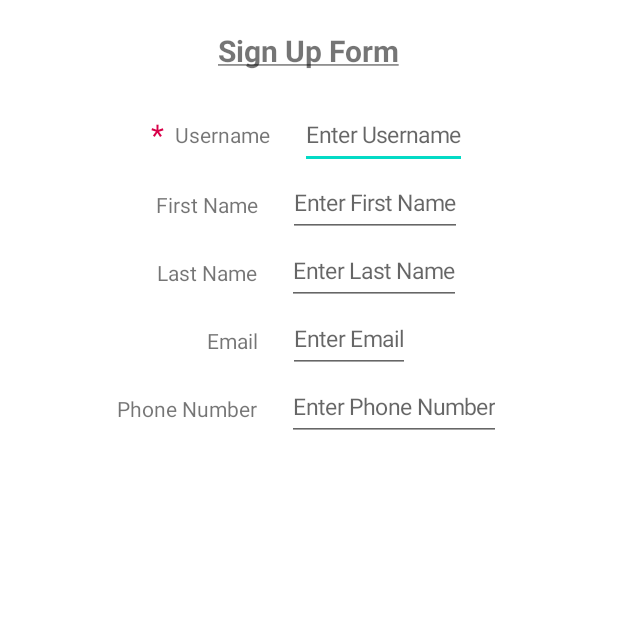
After one commit to cthacker-udel/ThermalCameraApplication, an Android app: the SignUp screen opened directly, with no data from a screen before it, on a phone screen of 412 x 824 dp, the top half of it. The commit adds this screen. Run offline under Robolectric (Android 15) with nearby library versions, the phone set to English and light mode, and no system bars; our stand-ins replace navigation-ui; 5 statements that could not run were skipped.

Commit message:
Added beginning of sign-up form

```diff
--- /dev/null
+++ b/app/src/main/java/com/example/thermalapplication/SignUp.java
@@ -0,0 +1,51 @@
+package com.example.thermalapplication;
+
+import android.os.Bundle;
+
+import com.google.android.material.snackbar.Snackbar;
+
+import androidx.appcompat.app.AppCompatActivity;
+
+import android.view.View;
+
+import androidx.navigation.NavController;
+import androidx.navigation.Navigation;
+import androidx.navigation.ui.AppBarConfiguration;
+import androidx.navigation.ui.NavigationUI;
+
+import com.example.thermalapplication.databinding.ActivitySignUpBinding;
+
+public class SignUp extends AppCompatActivity {
+
+    private AppBarConfiguration appBarConfiguration;
+    private ActivitySignUpBinding binding;
+
+    @Override
+    protected void onCreate(Bundle savedInstanceState) {
+        super.onCreate(savedInstanceState);
+
+        binding = ActivitySignUpBinding.inflate(getLayoutInflater());
+        setContentView(binding.getRoot());
+
+        setSupportActionBar(binding.toolbar);
+
+        NavController navController = Navigation.findNavController(this, R.id.nav_host_fragment_content_sign_up);
+        appBarConfiguration = new AppBarConfiguration.Builder(navController.getGraph()).build();
+        NavigationUI.setupActionBarWithNavController(this, navController, appBarConfiguration);
+
+        binding.fab.setOnClickListener(new View.OnClickListener() {
+            @Override
+            public void onClick(View view) {
+                Snackbar.make(view, "Replace with your own action", Snackbar.LENGTH_LONG)
+                        .setAction("Action", null).show();
+            }
+        });
+    }
+
+    @Override
+    public boolean onSupportNavigateUp() {
+        NavController navController = Navigation.findNavController(this, R.id.nav_host_fragment_content_sign_up);
+        return NavigationUI.navigateUp(navController, appBarConfiguration)
+                || super.onSupportNavigateUp();
+    }
+}
--- /dev/null
+++ b/app/src/main/res/layout/activity_sign_up.xml
@@ -0,0 +1,9 @@
+<?xml version="1.0" encoding="utf-8"?>
+<androidx.constraintlayout.widget.ConstraintLayout
+    xmlns:android="http://schemas.android.com/apk/res/android"
+    xmlns:tools="http://schemas.android.com/tools"
+    android:layout_width="match_parent"
+    android:layout_height="match_parent"
+    tools:context=".SignUp">
+    <include layout="@layout/content_sign_up" />
+</androidx.constraintlayout.widget.ConstraintLayout>
--- /dev/null
+++ b/app/src/main/res/layout/content_sign_up.xml
@@ -0,0 +1,129 @@
+<?xml version="1.0" encoding="utf-8"?>
+<androidx.constraintlayout.widget.ConstraintLayout xmlns:android="http://schemas.android.com/apk/res/android"
+    xmlns:app="http://schemas.android.com/apk/res-auto"
+    android:layout_width="match_parent"
+    android:layout_height="match_parent"
+    app:layout_behavior="@string/appbar_scrolling_view_behavior">
+
+    <LinearLayout
+        android:layout_height="match_parent"
+        android:layout_width="match_parent"
+        android:orientation="vertical">
+        <TextView
+            android:layout_width="wrap_content"
+            android:layout_height="wrap_content"
+            android:text="@string/signUpFormTitle"
+            android:textSize="20sp"
+            android:textStyle="bold"
+            android:layout_gravity="center"
+            android:layout_marginTop="20dp"
+            android:layout_marginBottom="20dp"
+            />
+        <LinearLayout
+            android:layout_width="wrap_content"
+            android:layout_height="wrap_content"
+            android:orientation="horizontal"
+            android:layout_gravity="center">
+            <LinearLayout
+                android:layout_width="wrap_content"
+                android:layout_height="match_parent"
+                android:orientation="horizontal">
+                <TextView
+                    android:layout_width="wrap_content"
+                    android:layout_height="match_parent"
+                    android:gravity="center_vertical"
+                    android:text="@string/requiredField"
+                    android:textColor="@color/red"
+                    android:layout_marginEnd="7dp"
+                    android:textSize="20sp"
+                    />
+                <TextView
+                    android:layout_width="wrap_content"
+                    android:layout_height="wrap_content"
+                    android:text="@string/signUpUsernameTitle"
+                    android:layout_marginEnd="20dp"
+                    android:layout_gravity="center_vertical"
+                    />
+            </LinearLayout>
+            <EditText
+                android:layout_width="wrap_content"
+                android:layout_height="wrap_content"
+                android:hint="@string/signUpFormUsernameHint"
+                />
+        </LinearLayout>
+        <LinearLayout
+            android:layout_width="wrap_content"
+            android:layout_height="wrap_content"
+            android:orientation="horizontal"
+            android:layout_gravity="center">
+            <TextView
+                android:layout_width="wrap_content"
+                android:layout_height="wrap_content"
+                android:text="@string/signUpFormFirstName"
+                android:layout_marginEnd="20dp"
+                />
+            <EditText
+                android:layout_width="wrap_content"
+                android:layout_height="wrap_content"
+                android:hint="@string/signUpFormFirstNameHint"
+                android:id="@+id/signUpFirstNameInput"
+                />
+        </LinearLayout>
+        <LinearLayout
+            android:layout_width="wrap_content"
+            android:layout_height="wrap_content"
+            android:orientation="horizontal"
+            android:layout_gravity="center">
+            <TextView
+                android:layout_width="wrap_content"
+                android:layout_height="wrap_content"
+                android:text="@string/signUpLastNameTitle"
+                android:layout_marginEnd="20dp"
+                />
+            <EditText
+                android:layout_width="wrap_content"
+                android:layout_height="wrap_content"
+                android:hint="@string/lastNameInputHint"
+                android:id="@+id/signUpLastNameInput"
+                />
+        </LinearLayout>
+        <LinearLayout
+            android:layout_width="wrap_content"
+            android:layout_height="wrap_content"
+            android:orientation="horizontal"
+            android:layout_gravity="center">
+            <TextView
+                android:layout_width="wrap_content"
+                android:layout_height="wrap_content"
+                android:text="@string/signUpEmailTitle"
+                android:layout_marginEnd="20dp"
+                />
+            <EditText
+                android:layout_width="wrap_content"
+                android:layout_height="wrap_content"
+                android:hint="@string/signUpEmailInputHint"
+                android:id="@+id/signUpEmailInput"
+                android:inputType="textEmailAddress"
+                />
+        </LinearLayout>
+        <LinearLayout
+            android:layout_width="wrap_content"
+            android:layout_height="wrap_content"
+            android:orientation="horizontal"
+            android:layout_gravity="center">
+            <TextView
+                android:layout_width="wrap_content"
+                android:layout_height="wrap_content"
+                android:text="@string/signUpPhoneNumberTitle"
+                android:layout_marginEnd="20dp"
+                />
+            <EditText
+                android:layout_width="wrap_content"
+                android:layout_height="wrap_content"
+                android:hint="@string/signUpPhoneNumberHint"
+                android:id="@+id/phoneNumberInput"
+                android:inputType="phone"
+                />
+        </LinearLayout>
+    </LinearLayout>
+</androidx.constraintlayout.widget.ConstraintLayout>
--- a/app/src/main/res/values/strings.xml
+++ b/app/src/main/res/values/strings.xml
@@ -23,9 +23,22 @@
     <string name="title_activity_login_page">LoginPage</string>
     <string name="loginPageTitle">Login</string>
     <string name="loginPageUsernameFormTitle">Username</string>
-    <string name="loginUsernameHint">Enter username here</string>
-    <string name="loginPasswordHint">Enter password here</string>
+    <string name="loginUsernameHint"><font size="15">Enter Username</font></string>
+    <string name="loginPasswordHint"><font size="15">Enter Password</font></string>
     <string name="loginPasswordFormTitle">Password</string>
     <string name="loginPageLoginButton">Login</string>
     <string name="loginPageSignUpButton">Sign Up</string>
+    <string name="title_activity_sign_up">SignUp</string>
+    <string name="signUpUsernameTitle">Username</string>
+    <string name="signUpFormTitle"><u>Sign Up Form</u></string>
+    <string name="signUpFormUsernameHint"><font size="15">Enter Username</font></string>
+    <string name="signUpFormFirstName">First Name</string>
+    <string name="signUpFormFirstNameHint"><font size="15">Enter First Name</font></string>
+    <string name="requiredField">*</string>
+    <string name="signUpLastNameTitle">Last Name</string>
+    <string name="lastNameInputHint"><font size="15">Enter Last Name</font></string>
+    <string name="signUpEmailInputHint"><font size="15">Enter Email</font></string>
+    <string name="signUpEmailTitle">Email</string>
+    <string name="signUpPhoneNumberTitle">Phone Number</string>
+    <string name="signUpPhoneNumberHint"><font size="15">Enter Phone Number</font></string>
 </resources>
```
Also changed, not shown: app/src/main/AndroidManifest.xml (+9 -0 lines), app/src/main/java/com/example/thermalapplication/First5Fragment.java (added, +47 -0 lines), app/src/main/java/com/example/thermalapplication/Second5Fragment.java (added, +47 -0 lines), app/src/main/res/layout/fragment_first5.xml (added, +28 -0 lines), app/src/main/res/layout/fragment_second5.xml (added, +27 -0 lines), app/src/main/res/navigation/nav_graph5.xml (added, +28 -0 lines).
